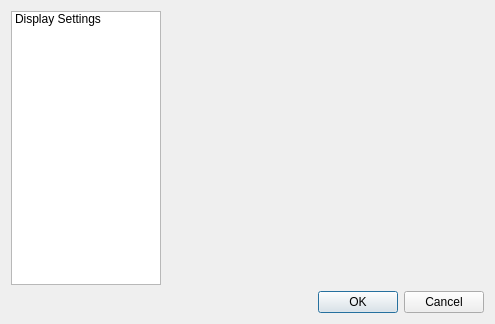
Before: the Qt Designer form TIGLViewer/src/TIGLViewerSettingsDialog.ui in DLR-SC/tigl, drawn with Qt 5.
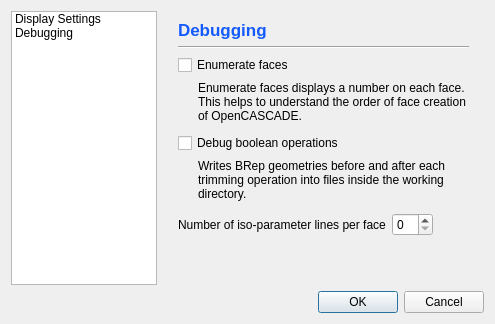
After: the same form once the commit is applied. The open tabs and pages were chosen to show the change. Icons and pictures are not drawn.

Commit message: TiGLViewer: Several debug settings can be adjusted, including number of iso lines, face numbers, and boolean operation debugging

What changed in the file:
```diff
--- a/TIGLViewer/src/TIGLViewerSettingsDialog.ui
+++ b/TIGLViewer/src/TIGLViewerSettingsDialog.ui
@@ -21,16 +21,6 @@
     <normaloff>:/gfx/settings.png</normaloff>:/gfx/settings.png</iconset>
   </property>
   <layout class="QGridLayout" name="gridLayout">
-   <item row="1" column="1" colspan="3">
-    <widget class="QDialogButtonBox" name="buttonBox">
-     <property name="orientation">
-      <enum>Qt::Horizontal</enum>
-     </property>
-     <property name="standardButtons">
-      <set>QDialogButtonBox::Cancel|QDialogButtonBox::Ok</set>
-     </property>
-    </widget>
-   </item>
    <item row="0" column="0">
     <widget class="QListWidget" name="settingsList">
      <property name="maximumSize">
@@ -44,6 +34,21 @@
        <string>Display Settings</string>
       </property>
      </item>
+     <item>
+      <property name="text">
+       <string>Debugging</string>
+      </property>
+     </item>
+    </widget>
+   </item>
+   <item row="1" column="1" colspan="3">
+    <widget class="QDialogButtonBox" name="buttonBox">
+     <property name="orientation">
+      <enum>Qt::Horizontal</enum>
+     </property>
+     <property name="standardButtons">
+      <set>QDialogButtonBox::Cancel|QDialogButtonBox::Ok</set>
+     </property>
     </widget>
    </item>
    <item row="0" column="2">
@@ -329,7 +334,214 @@
        </item>
       </layout>
      </widget>
-     <widget class="QWidget" name="page_2"/>
+     <widget class="QWidget" name="page_2">
+      <layout class="QVBoxLayout" name="verticalLayout_2">
+       <item>
+        <layout class="QHBoxLayout" name="horizontalLayout_9">
+         <item>
+          <widget class="QLabel" name="label_19">
+           <property name="font">
+            <font>
+             <pointsize>10</pointsize>
+             <weight>75</weight>
+             <bold>true</bold>
+            </font>
+           </property>
+           <property name="text">
+            <string>&lt;html&gt;&lt;head/&gt;&lt;body&gt;&lt;p&gt;&lt;span style=&quot; font-size:13pt; color:#135aff;&quot;&gt;Debugging&lt;/span&gt;&lt;/p&gt;&lt;/body&gt;&lt;/html&gt;</string>
+           </property>
+          </widget>
+         </item>
+         <item>
+          <spacer name="horizontalSpacer_3">
+           <property name="orientation">
+            <enum>Qt::Horizontal</enum>
+           </property>
+           <property name="sizeHint" stdset="0">
+            <size>
+             <width>40</width>
+             <height>20</height>
+            </size>
+           </property>
+          </spacer>
+         </item>
+         <item>
+          <widget class="QLabel" name="label_20">
+           <property name="text">
+            <string/>
+           </property>
+           <property name="pixmap">
+            <pixmap resource="TIGLViewer.qrc">:/gfx/settings-display.png</pixmap>
+           </property>
+          </widget>
+         </item>
+        </layout>
+       </item>
+       <item>
+        <widget class="Line" name="line_3">
+         <property name="orientation">
+          <enum>Qt::Horizontal</enum>
+         </property>
+        </widget>
+       </item>
+       <item>
+        <widget class="QCheckBox" name="enumerateFaceCB">
+         <property name="text">
+          <string>Enumerate faces</string>
+         </property>
+        </widget>
+       </item>
+       <item>
+        <layout class="QHBoxLayout" name="horizontalLayout_5">
+         <item>
+          <spacer name="horizontalSpacer_2">
+           <property name="orientation">
+            <enum>Qt::Horizontal</enum>
+           </property>
+           <property name="sizeType">
+            <enum>QSizePolicy::Fixed</enum>
+           </property>
+           <property name="sizeHint" stdset="0">
+            <size>
+             <width>20</width>
+             <height>10</height>
+            </size>
+           </property>
+          </spacer>
+         </item>
+         <item>
+          <widget class="QLabel" name="label_10">
+           <property name="text">
+            <string>Enumerate faces displays a number on each face. This helps to understand the order of face creation of OpenCASCADE.</string>
+           </property>
+           <property name="wordWrap">
+            <bool>true</bool>
+           </property>
+          </widget>
+         </item>
+        </layout>
+       </item>
+       <item>
+        <spacer name="verticalSpacer_12">
+         <property name="orientation">
+          <enum>Qt::Vertical</enum>
+         </property>
+         <property name="sizeType">
+          <enum>QSizePolicy::Maximum</enum>
+         </property>
+         <property name="sizeHint" stdset="0">
+          <size>
+           <width>20</width>
+           <height>4</height>
+          </size>
+         </property>
+        </spacer>
+       </item>
+       <item>
+        <widget class="QCheckBox" name="debugBopCB">
+         <property name="text">
+          <string>Debug boolean operations</string>
+         </property>
+        </widget>
+       </item>
+       <item>
+        <layout class="QHBoxLayout" name="horizontalLayout_6">
+         <item>
+          <spacer name="horizontalSpacer_4">
+           <property name="orientation">
+            <enum>Qt::Horizontal</enum>
+           </property>
+           <property name="sizeType">
+            <enum>QSizePolicy::Fixed</enum>
+           </property>
+           <property name="sizeHint" stdset="0">
+            <size>
+             <width>20</width>
+             <height>10</height>
+            </size>
+           </property>
+          </spacer>
+         </item>
+         <item>
+          <widget class="QLabel" name="label_11">
+           <property name="text">
+            <string>Writes BRep geometries before and after each trimming operation into files inside the working directory.</string>
+           </property>
+           <property name="wordWrap">
+            <bool>true</bool>
+           </property>
+          </widget>
+         </item>
+        </layout>
+       </item>
+       <item>
+        <spacer name="verticalSpacer_13">
+         <property name="orientation">
+          <enum>Qt::Vertical</enum>
+         </property>
+         <property name="sizeType">
+          <enum>QSizePolicy::Maximum</enum>
+         </property>
+         <property name="sizeHint" stdset="0">
+          <size>
+           <width>20</width>
+           <height>6</height>
+          </size>
+         </property>
+        </spacer>
+       </item>
+       <item>
+        <layout class="QHBoxLayout" name="horizontalLayout_7">
+         <item>
+          <widget class="QLabel" name="label_21">
+           <property name="text">
+            <string>Number of iso-parameter lines per face</string>
+           </property>
+          </widget>
+         </item>
+         <item>
+          <widget class="QSpinBox" name="numIsoLinesSB">
+           <property name="sizePolicy">
+            <sizepolicy hsizetype="Maximum" vsizetype="Fixed">
+             <horstretch>0</horstretch>
+             <verstretch>0</verstretch>
+            </sizepolicy>
+           </property>
+           <property name="maximum">
+            <number>10</number>
+           </property>
+          </widget>
+         </item>
+         <item>
+          <spacer name="horizontalSpacer_5">
+           <property name="orientation">
+            <enum>Qt::Horizontal</enum>
+           </property>
+           <property name="sizeHint" stdset="0">
+            <size>
+             <width>40</width>
+             <height>20</height>
+            </size>
+           </property>
+          </spacer>
+         </item>
+        </layout>
+       </item>
+       <item>
+        <spacer name="verticalSpacer_11">
+         <property name="orientation">
+          <enum>Qt::Vertical</enum>
+         </property>
+         <property name="sizeHint" stdset="0">
+          <size>
+           <width>20</width>
+           <height>11</height>
+          </size>
+         </property>
+        </spacer>
+       </item>
+      </layout>
+     </widget>
     </widget>
    </item>
   </layout>
```
The commit also changes 7 other files.
